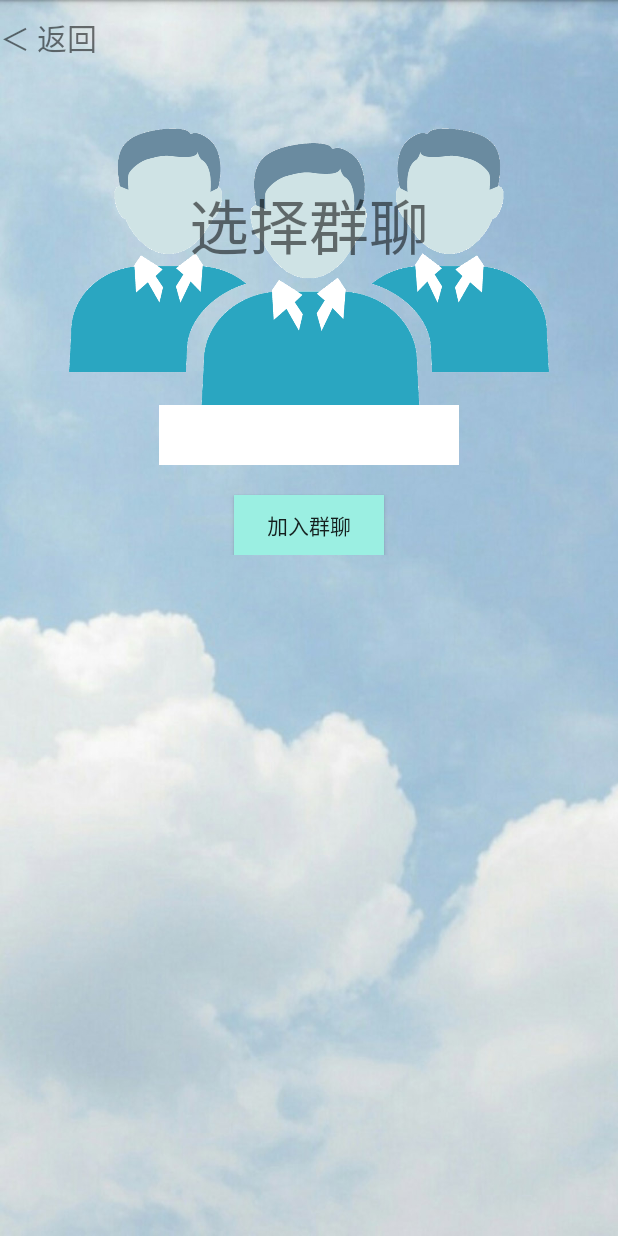
After one commit to zzpChina/moments, an Android app: the ChooseGroup screen opened directly, with no data from a screen before it, on a phone screen of 412 x 824 dp. The commit adds this screen. Run offline under Robolectric (Android 15) with nearby library versions, the phone set to English and light mode, and no system bars.

Commit message:
add a function choose group

```diff
--- a/app/src/main/AndroidManifest.xml
+++ b/app/src/main/AndroidManifest.xml
@@ -22,7 +22,8 @@
         <activity android:name=".activity.Register" />
         <activity android:name=".activity.Index" />
         <activity android:name=".activity.Pyq" />
-        <activity android:name=".activity.WriteMood"></activity>
+        <activity android:name=".activity.WriteMood" />
+        <activity android:name=".activity.ChooseGroup"></activity>
     </application>
 
 </manifest>
--- /dev/null
+++ b/app/src/main/java/com/example/zzpcomputer/register/activity/ChooseGroup.java
@@ -0,0 +1,52 @@
+package com.example.zzpcomputer.register.activity;
+
+import android.content.Intent;
+import android.support.v7.app.AppCompatActivity;
+import android.os.Bundle;
+import android.widget.Button;
+import android.widget.EditText;
+import android.widget.TextView;
+
+import com.example.zzpcomputer.register.R;
+import com.example.zzpcomputer.register.Thread.ChooseGroupHttpThread;
+
+public class ChooseGroup extends AppCompatActivity {
+
+    @Override
+    protected void onCreate(Bundle savedInstanceState) {
+        super.onCreate(savedInstanceState);
+        setContentView(R.layout.activity_choose_group);
+
+        TextView backView=findViewById(R.id.groupBack);
+        backView.setOnClickListener(v->{
+            Intent intentLast=getIntent();
+            Bundle bundle=intentLast.getExtras();
+            Intent intentBack=new Intent(ChooseGroup.this,Index.class);
+            startActivity(intentBack);
+        });
+
+        Button button=findViewById(R.id.regGroup);
+        EditText editText=findViewById(R.id.groupNum);
+        button.setOnClickListener(v->{
+            Intent intentLast=getIntent();
+            Bundle bundle=intentLast.getExtras();
+            String uname=bundle.getString("uname");
+            ChooseGroupHttpThread chooseGroupHttpThread=new ChooseGroupHttpThread(uname,editText.getText().toString());
+            chooseGroupHttpThread.start();
+            try {
+                chooseGroupHttpThread.join();
+            } catch (InterruptedException e) {
+                e.printStackTrace();
+            }
+            boolean result=chooseGroupHttpThread.isOk();
+            if(result){
+                Intent chooseOk=getIntent();
+                Bundle bundle3=intentLast.getExtras();
+                Intent intent=new Intent(ChooseGroup.this,Index.class);
+                intent.putExtras(bundle3);
+                startActivity(intent);
+            }
+
+        });
+    }
+}
--- a/app/src/main/java/com/example/zzpcomputer/register/utils/MyProperties.java
+++ b/app/src/main/java/com/example/zzpcomputer/register/utils/MyProperties.java
@@ -4,5 +4,5 @@ package com.example.zzpcomputer.register.utils;
  * 字符串常量
  */
 public class MyProperties {
-    public static String URL="http://192.168.43.196:8080/MakeFriends/";
+    public static String URL="http://10.200.0.236:8080/MakeFriends/";
 }
--- /dev/null
+++ b/app/src/main/res/layout/activity_choose_group.xml
@@ -0,0 +1,51 @@
+<?xml version="1.0" encoding="utf-8"?>
+<RelativeLayout xmlns:android="http://schemas.android.com/apk/res/android"
+    xmlns:tools="http://schemas.android.com/tools"
+    android:layout_width="match_parent"
+    android:layout_height="match_parent"
+    android:background="@drawable/tk"
+    tools:context=".activity.ChooseGroup">
+
+    <LinearLayout
+        android:layout_width="match_parent"
+        android:layout_height="370dp"
+        android:orientation="vertical"
+        android:background="@drawable/ql">
+
+        <TextView
+            android:layout_width="100dp"
+            android:layout_height="50dp"
+            android:gravity="center_vertical"
+            android:text="@string/groupBack"
+            android:id="@+id/groupBack"
+            android:textSize="20sp"/>
+
+        <TextView
+            android:layout_width="match_parent"
+            android:layout_height="200dp"
+            android:textSize="40sp"
+            android:id="@+id/logo3"
+            android:text="@string/InputGroup"
+            android:gravity="center"/>
+
+        <EditText
+            android:layout_width="200dp"
+            android:layout_height="40dp"
+            android:background="#ffff"
+            android:layout_gravity="center"
+            android:id="@+id/groupNum"
+            android:layout_marginTop="20dp" />
+        <Button
+            android:layout_width="100dp"
+            android:layout_height="40dp"
+            android:layout_gravity="center"
+            android:background="#9befe2"
+            android:id="@+id/regGroup"
+            android:layout_marginTop="20dp"
+            android:text="@string/regGroup" />
+
+
+    </LinearLayout>
+
+
+</RelativeLayout>
--- a/app/src/main/res/values/strings.xml
+++ b/app/src/main/res/values/strings.xml
@@ -22,7 +22,7 @@
     <string name="pyqImg">这是朋友圈</string>
     <string name="jsbImg">这是记事本</string>
     <string name="des">这是图片</string>
-    <string name="backLogin">退出登录</string>
+    <string name="backLogin">＜ 退出</string>
 
 
     <string name="backIndex">＜  返回</string>
@@ -34,4 +34,9 @@
     <string name="add">添加地点</string>
 
     <string name="privateDo">私密发布</string>
+
+
+    <string name="groupBack">＜  返回</string>
+    <string name="InputGroup">选择群聊</string>
+    <string name="regGroup">加入群聊</string>
 </resources>
```
Also changed, not shown: app/src/main/java/com/example/zzpcomputer/register/Thread/ChooseGroupHttpThread.java (added, +58 -0 lines), app/src/main/java/com/example/zzpcomputer/register/activity/Index.java (+10 -0 lines), app/src/main/res/layout/activity_index.xml (+5 -6 lines), app/src/main/res/drawable/ql.png (added).
